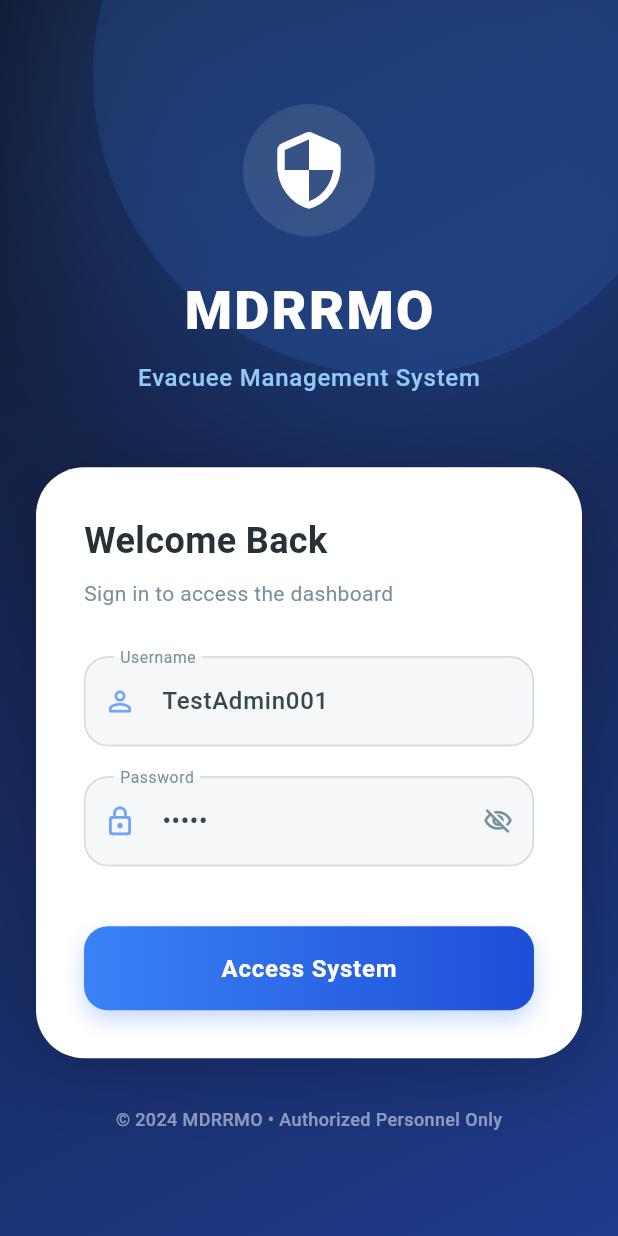
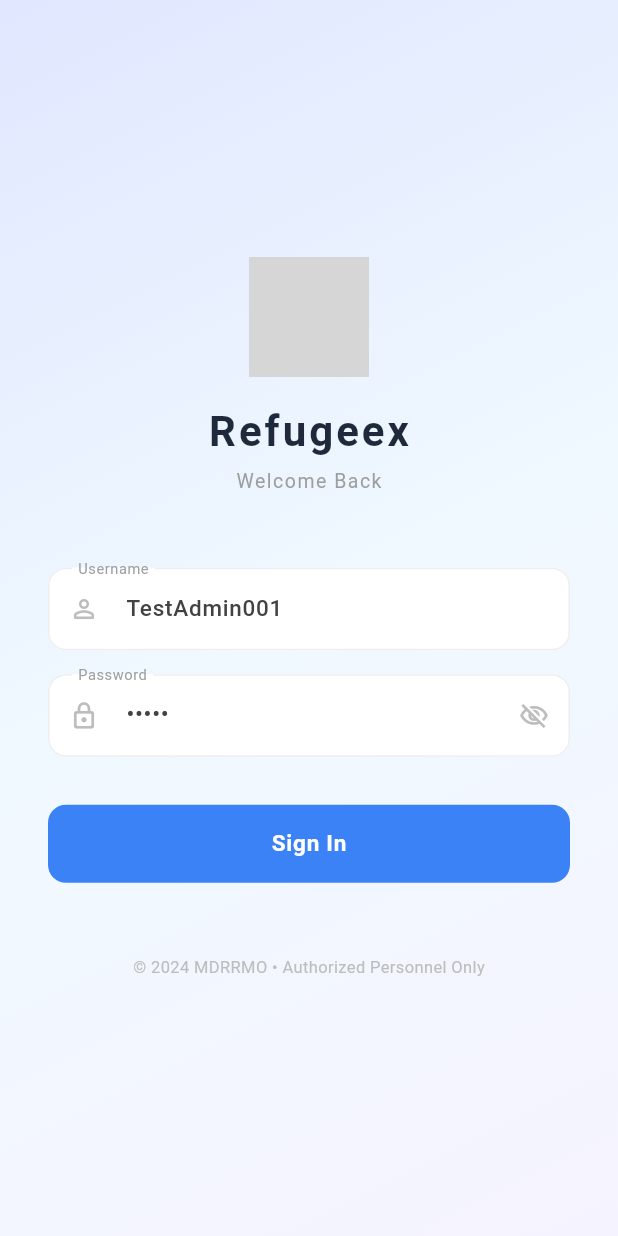
Before and after one commit to xanxus47/aegis_flow, a Flutter app: the screen it shows after launch, on a phone screen of 412 x 824 dp. Run offline on Flutter 3.47's test engine with Material 3 defaults, Android fonts, the phone set to English and light mode, and no system bars; our stand-ins replace flutter_secure_storage, geolocator, image_picker, supabase_flutter; missing offline and left inert: mobile_scanner; accounts and stored records are empty; grey boxes are pictures that could not be loaded.

Commit message:
change over-all appearance of app

```diff
--- a/lib/main.dart
+++ b/lib/main.dart
@@ -5,7 +5,6 @@ import 'package:supabase_flutter/supabase_flutter.dart';
 import 'screens/login_screen.dart';
 import 'screens/main_screen.dart'; // Keeping your dashboard!
 import 'services/auth_service.dart';
-import 'services/profile_service.dart';
 
 void main() async {
   WidgetsFlutterBinding.ensureInitialized();
@@ -25,14 +24,6 @@ void main() async {
       anonKey: 'eyJhbGciOiJIUzI1NiIsInR5cCI6IkpXVCJ9.eyJpc3MiOiJzdXBhYmFzZSIsInJlZiI6ImZtY2FrZHBlb2NpcW92c2V1a2ljIiwicm9sZSI6ImFub24iLCJpYXQiOjE3Njc1NTYwMDEsImV4cCI6MjA4MzEzMjAwMX0.Scod-XKDE5V4oSmIebPY6kKJjOLjm9Nco7hxv-Os-hk',  // <--- REPLACE WITH YOUR KEY
     );
     print('✅ Supabase initialized successfully');
-
-    // ---------------------------------------------------------
-    // 2. LOAD 4P's HOUSEHOLDS (NEW)
-    // ---------------------------------------------------------
-    final profileService = ProfileService();
-    await profileService.load4PsHouseholds();
-    print('✅ 4Ps households loaded: ${profileService.fourPsHouseholdCount}');
-
   } catch (e) {
     print('⚠️ Initialization failed: $e');
   }
--- a/lib/screens/login_screen.dart
+++ b/lib/screens/login_screen.dart
@@ -22,10 +22,7 @@ class _LoginScreenState extends State<LoginScreen> {
   bool _isLoading = false;
   bool _obscurePassword = true;
 
-  // Modernized Color Palette
-  final Color _primaryColor = const Color(0xFF3B82F6); // Vibrant Blue
-  final Color _accentColor = const Color(0xFF1D4ED8); // Deep Blue
-  final Color _surfaceColor = Colors.white;
+  final Color _primaryColor = const Color(0xFF3B82F6);
 
   @override
   void initState() {
@@ -82,138 +79,68 @@ class _LoginScreenState extends State<LoginScreen> {
   @override
   Widget build(BuildContext context) {
     return Scaffold(
-      body: Stack(
-        children: [
-          // 1. Modern Gradient Background
-          Container(
+      body: Container(
         decoration: const BoxDecoration(
           gradient: LinearGradient(
             begin: Alignment.topLeft,
             end: Alignment.bottomRight,
             colors: [
-                  Color(0xFF0F172A), // Slate 900 (Dark)
-                  Color(0xFF1E3A8A), // Blue 900 (Deep Blue)
+              Color(0xFFE0E7FF), // Indigo 100
+              Color(0xFFF0F9FF), // Sky 50
+              Color(0xFFF5F3FF), // Violet 50
             ],
           ),
         ),
-          ),
-
-          // 2. Decorative glowing orbs in background
-          Positioned(
-            top: -150,
-            right: -50,
-            child: Container(
-              width: 400,
-              height: 400,
-              decoration: BoxDecoration(
-                shape: BoxShape.circle,
-                color: _primaryColor.withOpacity(0.15),
-                // Blur effect for the orb
-                boxShadow: [
-                  BoxShadow(
-                    color: _primaryColor.withOpacity(0.2),
-                    blurRadius: 100,
-                    spreadRadius: 50,
-                  )
-                ],
-              ),
-            ),
-          ),
-
-          // Main Content
-          SafeArea(
+        child: SafeArea(
         child: Center(
           child: SingleChildScrollView(
-                padding: const EdgeInsets.symmetric(horizontal: 24.0, vertical: 24.0),
+            padding: const EdgeInsets.symmetric(horizontal: 32.0),
             child: ConstrainedBox(
-                  constraints: const BoxConstraints(maxWidth: 420),
+              constraints: const BoxConstraints(maxWidth: 400),
               child: Column(
                 mainAxisAlignment: MainAxisAlignment.center,
                 children: [
-                      // Header Section (Now white text against dark background)
-                      Container(
-                        padding: const EdgeInsets.all(16),
-                        decoration: BoxDecoration(
-                          color: Colors.white.withOpacity(0.1),
-                          shape: BoxShape.circle,
+                  // Logo
+                  Image.asset(
+                    'assets/vitality.png',
+                    width: 80,
+                    height: 80,
                   ),
-                        child: const Icon(
-                          Icons.security_rounded, // Slightly more modern shield icon
-                          size: 56,
-                          color: Colors.white,
+                  const SizedBox(height: 16),
+                  const Text(
+                    'Refugeex',
+                    style: TextStyle(
+                      fontSize: 28,
+                      fontWeight: FontWeight.w700,
+                      color: Color(0xFF1E293B),
+                      letterSpacing: 2,
                     ),
                   ),
-                      const SizedBox(height: 24),
-                      const Text(
-                        'MDRRMO',
+                  const SizedBox(height: 4),
+                  Text(
+                    'Welcome Back',
                     style: TextStyle(
-                          fontSize: 36,
-                          fontWeight: FontWeight.w800,
-                          color: Colors.white,
-                          letterSpacing: 1.5,
-                        ),
-                      ),
-                      const SizedBox(height: 8),
-                      Text(
-                        'Evacuee Management System',
-                        style: TextStyle(
-                          fontSize: 16,
-                          color: Colors.blue.shade200,
-                          fontWeight: FontWeight.w500,
-                          letterSpacing: 0.5,
+                      fontSize: 13,
+                      color: Colors.grey.shade500,
+                      fontWeight: FontWeight.w400,
+                      letterSpacing: 1,
                     ),
                   ),
 
                   const SizedBox(height: 48),
 
-                      // 3. Modern Floating Login Card
-                      Container(
-                        padding: const EdgeInsets.all(32),
-                        decoration: BoxDecoration(
-                          color: _surfaceColor,
-                          borderRadius: BorderRadius.circular(32), // More rounded
-                          boxShadow: [
-                            BoxShadow(
-                              color: Colors.black.withOpacity(0.2),
-                              blurRadius: 40,
-                              offset: const Offset(0, 10),
-                            ),
-                          ],
-                        ),
-                        child: Form(
+                  // Form
+                  Form(
                     key: _formKey,
                     child: Column(
-                            crossAxisAlignment: CrossAxisAlignment.start,
                       children: [
-                              Text(
-                                'Welcome Back',
-                                style: TextStyle(
-                                  fontSize: 24,
-                                  fontWeight: FontWeight.bold,
-                                  color: Colors.blueGrey.shade900,
-                                ),
-                              ),
-                              const SizedBox(height: 8),
-                              Text(
-                                'Sign in to access the dashboard',
-                                style: TextStyle(
-                                  fontSize: 14,
-                                  color: Colors.blueGrey.shade400,
-                                ),
-                              ),
-                              const SizedBox(height: 32),
-
-                              // Username Input
                         _buildInputField(
                           controller: _usernameController,
                           label: 'Username',
                           icon: Icons.person_outline_rounded,
                           validator: (v) => v?.isEmpty ?? true ? 'Required' : null,
                         ),
-
-                              const SizedBox(height: 20),
-
-                              // Password Input
+                        const SizedBox(height: 16),
                         _buildInputField(
                           controller: _passwordController,
                           label: 'Password',
@@ -223,52 +150,35 @@ class _LoginScreenState extends State<LoginScreen> {
                           onTogglePassword: () => setState(() => _obscurePassword = !_obscurePassword),
                           validator: (v) => v?.isEmpty ?? true ? 'Required' : null,
                         ),
-
-                              const SizedBox(height: 40),
-
-                              // 4. Modern Gradient Button
-                              Container(
+                        const SizedBox(height: 32),
+                        SizedBox(
                           width: double.infinity,
-                                height: 56,
-                                decoration: BoxDecoration(
-                                  borderRadius: BorderRadius.circular(16),
-                                  gradient: LinearGradient(
-                                    colors: [_primaryColor, _accentColor],
-                                    begin: Alignment.centerLeft,
-                                    end: Alignment.centerRight,
-                                  ),
-                                  boxShadow: [
-                                    BoxShadow(
-                                      color: _primaryColor.withOpacity(0.3),
-                                      blurRadius: 12,
-                                      offset: const Offset(0, 6),
-                                    ),
-                                  ],
-                                ),
+                          height: 52,
                           child: ElevatedButton(
                             onPressed: _isLoading ? null : _login,
                             style: ElevatedButton.styleFrom(
-                                    backgroundColor: Colors.transparent,
-                                    shadowColor: Colors.transparent,
+                              backgroundColor: _primaryColor,
                               foregroundColor: Colors.white,
+                              disabledBackgroundColor: _primaryColor.withOpacity(0.5),
+                              elevation: 0,
                               shape: RoundedRectangleBorder(
-                                      borderRadius: BorderRadius.circular(16),
+                                borderRadius: BorderRadius.circular(12),
                               ),
                             ),
                             child: _isLoading
                                 ? const SizedBox(
-                                          height: 24,
-                                          width: 24,
+                                    height: 22,
+                                    width: 22,
                                     child: CircularProgressIndicator(
                                       color: Colors.white,
-                                            strokeWidth: 2.5,
+                                      strokeWidth: 2,
                                     ),
                                   )
                                 : const Text(
-                                          'Access System',
+                                    'Sign In',
                                     style: TextStyle(
-                                            fontSize: 16,
-                                            fontWeight: FontWeight.bold,
+                                      fontSize: 15,
+                                      fontWeight: FontWeight.w600,
                                       letterSpacing: 0.5,
                                     ),
                                   ),
@@ -277,17 +187,14 @@ class _LoginScreenState extends State<LoginScreen> {
                       ],
                     ),
                   ),
-                      ),
 
-                      const SizedBox(height: 32),
+                  const SizedBox(height: 48),
 
-                      // Footer
                   Text(
                     '© 2024 MDRRMO • Authorized Personnel Only',
                     style: TextStyle(
-                          fontSize: 12,
-                          color: Colors.white.withOpacity(0.5),
-                          fontWeight: FontWeight.w500,
+                      fontSize: 11,
+                      color: Colors.grey.shade400,
                     ),
                   ),
                 ],
@@ -296,12 +203,10 @@ class _LoginScreenState extends State<LoginScreen> {
           ),
         ),
         ),
-        ],
       ),
     );
   }
 
-  // 5. Modernized Input Fields
   Widget _buildInputField({
     required TextEditingController controller,
     required String label,
@@ -316,43 +221,44 @@ class _LoginScreenState extends State<LoginScreen> {
       obscureText: obscureText,
       style: TextStyle(
         fontWeight: FontWeight.w500,
-        color: Colors.blueGrey.shade800,
+        color: Colors.grey.shade800,
+        fontSize: 15,
       ),
       decoration: InputDecoration(
         labelText: label,
-        labelStyle: TextStyle(color: Colors.blueGrey.shade400, fontSize: 14),
+        labelStyle: TextStyle(color: Colors.grey.shade500, fontSize: 13),
         hintText: isPassword ? '••••••' : null,
-        hintStyle: TextStyle(color: Colors.blueGrey.shade300),
-        prefixIcon: Icon(icon, color: _primaryColor.withOpacity(0.7), size: 22),
+        hintStyle: TextStyle(color: Colors.grey.shade300),
+        prefixIcon: Icon(icon, color: Colors.grey.shade400, size: 20),
         suffixIcon: isPassword
             ? IconButton(
                 icon: Icon(
                   obscureText ? Icons.visibility_off_outlined : Icons.visibility_outlined,
-                  color: Colors.blueGrey.shade400,
+                  color: Colors.grey.shade400,
                   size: 20,
                 ),
                 onPressed: onTogglePassword,
               )
             : null,
         filled: true,
-        fillColor: Colors.blueGrey.shade50.withOpacity(0.5), // Softer fill color
+        fillColor: Colors.white,
         border: OutlineInputBorder(
-          borderRadius: BorderRadius.circular(16),
-          borderSide: BorderSide.none,
+          borderRadius: BorderRadius.circular(12),
+          borderSide: BorderSide(color: Colors.grey.shade200, width: 1),
         ),
         enabledBorder: OutlineInputBorder(
-          borderRadius: BorderRadius.circular(16),
-          borderSide: BorderSide(color: Colors.blueGrey.shade100, width: 1), // Subtle border
+          borderRadius: BorderRadius.circular(12),
+          borderSide: BorderSide(color: Colors.grey.shade200, width: 1),
         ),
         focusedBorder: OutlineInputBorder(
-          borderRadius: BorderRadius.circular(16),
-          borderSide: BorderSide(color: _primaryColor, width: 2), // Strong focus border
+          borderRadius: BorderRadius.circular(12),
+          borderSide: BorderSide(color: _primaryColor, width: 1.5),
         ),
         errorBorder: OutlineInputBorder(
-          borderRadius: BorderRadius.circular(16),
+          borderRadius: BorderRadius.circular(12),
           borderSide: const BorderSide(color: Colors.redAccent, width: 1),
         ),
-        contentPadding: const EdgeInsets.symmetric(horizontal: 20, vertical: 18),
+        contentPadding: const EdgeInsets.symmetric(horizontal: 16, vertical: 16),
       ),
       validator: validator,
     );
--- a/lib/services/auth_service.dart
+++ b/lib/services/auth_service.dart
@@ -18,25 +18,30 @@ class AuthService {
     try {
       final uri = Uri.parse('$baseUrl/auth/login');
 
+      final bodyJson = jsonEncode({
+        'UserName': username,
+        'Password': password,
+      });
+      print('📤 Request body: $bodyJson');
+
       final response = await http.post(
         uri,
         headers: {
           'Content-Type': 'application/json',
           'Accept': 'application/json',
         },
-        body: jsonEncode({
-          'UserName': username,
-          'Password': password,
-        }),
+        body: bodyJson,
       ).timeout(const Duration(seconds: 60));
 
       print('📡 Status Code: ${response.statusCode}');
+      print('📥 Response body: ${response.body}');
 
       if (response.body.isEmpty) throw Exception('Server returned empty response');
 
       final body = jsonDecode(response.body);
 
-      if (response.statusCode == 200 && body['isSuccess'] == true) {
+      final isSuccess = body['isSuccess'] == true || body['success'] == true;
+      if (response.statusCode == 200 && isSuccess) {
         print('🎉 LOGIN SUCCESSFUL - Status 200');
         print('═══════════════════════════════════════');
 
@@ -66,9 +71,9 @@ class AuthService {
         return;
       }
 
-      final message = body['message'] ?? 'Login failed';
+      final message = body['message'] ?? body['error'] ?? 'Login failed';
       switch (response.statusCode) {
-        case 400: throw Exception('Bad request - invalid parameters');
+        case 400: throw Exception('$message');
         case 401: throw Exception('Invalid username or password');
         case 403: throw Exception('Access forbidden');
         case 404: throw Exception('Login endpoint not found (404)');
--- a/lib/services/profile_service.dart
+++ b/lib/services/profile_service.dart
@@ -8,10 +8,6 @@ import '../models/evacuation_center_model.dart';
 class ProfileService {
   static const String baseUrl = 'https://citrusapi-dev-svex.onrender.com/api/v1';
   final AuthService _authService = AuthService();
-
-  // 4P's HOUSEHOLD TRACKING (STATIC)
-  static Set<String> _fourPsHouseholds = {};
-  static bool _fourPsLoaded = false;
 
   // ----------------------------------------------------------------
   // 1. HELPER: Extract ID
@@ -365,50 +361,4 @@ class ProfileService {
     }
   }
 
-  // ----------------------------------------------------------------
-  // 8. LOAD 4P's HOUSEHOLDS
-  // ----------------------------------------------------------------
-  Future<void> load4PsHouseholds() async {
-    if (_fourPsLoaded) {
-      print(
-          '✅ 4Ps already loaded (${_fourPsHouseholds.length} total)');
-      return;
-    }
-
-    try {
-      print('🔄 Loading 4Ps households from API...');
-
-      final response =
-          await _authenticatedRequest('GET', '/profile?is4P=true');
-
-      if (response.statusCode == 200) {
-        final data = jsonDecode(response.body);
-        final List profiles = data['result'] ?? [];
-
-        _fourPsHouseholds.clear();
-
-        for (var profile in profiles) {
-          final household = profile['household'];
-          if (household != null && household.toString().isNotEmpty) {
-            _fourPsHouseholds.add(household.toString());
-          }
-        }
-
-        _fourPsLoaded = true;
-        print('✅ Loaded ${_fourPsHouseholds.length} 4Ps households');
-      } else {
-        print('⚠️ Failed to load 4Ps: ${response.statusCode}');
-      }
-    } catch (e) {
-      print('❌ Error loading 4Ps: $e');
-    }
-  }
-
-  bool isHousehold4Ps(String? householdId) {
-    if (householdId == null || householdId.isEmpty) return false;
-    return _fourPsHouseholds.contains(householdId);
-  }
-
-  int get fourPsHouseholdCount => _fourPsHouseholds.length;
-  bool get fourPsDataLoaded => _fourPsLoaded;
 }
```
Also changed, not shown: pubspec.lock. Lines whose indentation alone changed are shown as unchanged.
